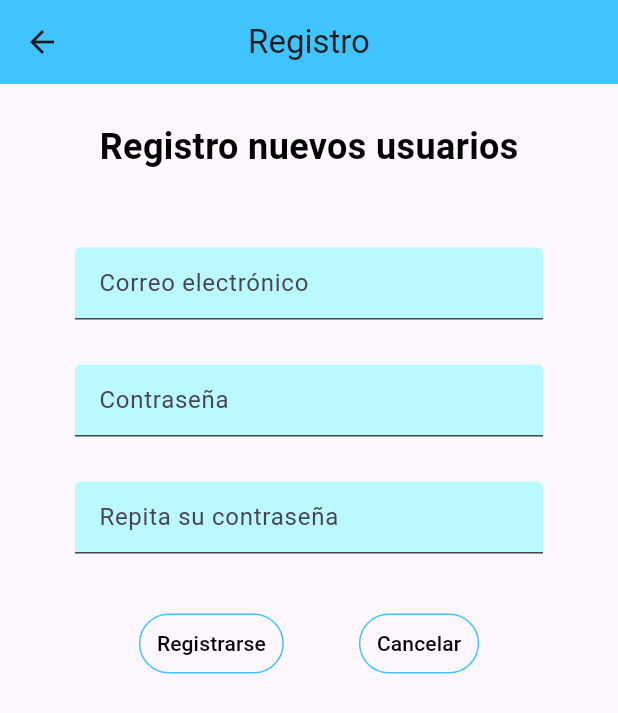
After one commit to carlosgr1992/Examen_PMDM_PSP_CarlosGarciaRamirez, a Flutter app: the RegisterView screen opened by its route, on a phone screen of 412 x 824 dp. The commit adds this screen. Shown: the top 713 px of the screen. Run offline on Flutter 3.47's test engine with Material 3 defaults, Android fonts, the phone set to English and light mode, and no system bars.

Commit message:
PMDM E1,2:Creada clase RegisterView y su navegación desde LoginView

```diff
--- a/lib/MyApp.dart
+++ b/lib/MyApp.dart
@@ -3,6 +3,8 @@ import 'package:examen_pmdm_psp_carlosgarciaramirez/onBoarding/LoginView.dart';
 import 'package:examen_pmdm_psp_carlosgarciaramirez/onBoarding/Splash.dart';
 import 'package:flutter/cupertino.dart';
 import 'package:flutter/material.dart';
+
+import 'onBoarding/RegisterView.dart';
 
 class MyApp extends StatelessWidget {
 
@@ -14,6 +16,7 @@ class MyApp extends StatelessWidget {
         "/splashView": (context) => Splash(),
         "/loginView": (context) => LoginView(),
         "/homeView": (context) => HomeView(),
+        "/registerView": (context) => RegisterView(),
 
     },
     initialRoute: "/loginView",
--- a/lib/onBoarding/LoginView.dart
+++ b/lib/onBoarding/LoginView.dart
@@ -5,8 +5,8 @@ import '../customViews/TextFieldCustom.dart';
 
 class LoginView extends StatelessWidget {
 
-  final TextEditingController emailController = TextEditingController();
-  final TextEditingController passController = TextEditingController();
+  final TextEditingController tecEmailController = TextEditingController();
+  final TextEditingController tecPassController = TextEditingController();
   late BuildContext _context;
 
   @override
@@ -35,11 +35,11 @@ class LoginView extends StatelessWidget {
             SizedBox(height: 80),
             TextFieldCustom(
                 hintText: "Introduzca su usuario",
-                controller: emailController),
+                controller: tecEmailController),
             SizedBox(height: 30),
             TextFieldCustom(
                 hintText: "introduzca contraseña",
-                controller: passController,
+                controller: tecPassController,
                 obscureText: true),
             Row(
               mainAxisAlignment: MainAxisAlignment.center,
@@ -51,7 +51,7 @@ class LoginView extends StatelessWidget {
                 SizedBox(
                   width: 50,
                 ),
-          TextButtonCustom(onPressed: null, text: "Registrar"),
+          TextButtonCustom(onPressed: onClickRegister, text: "Registrar"),
               ],
             )
           ],
@@ -60,6 +60,12 @@ class LoginView extends StatelessWidget {
     );
   }
 
+  void onClickRegister(){
+
+    Navigator.of(_context).popAndPushNamed("/registerView");
+
+  }
+
   void onClickLogin(){
 
     Navigator.of(_context).popAndPushNamed("/homeView");
--- /dev/null
+++ b/lib/onBoarding/RegisterView.dart
@@ -0,0 +1,63 @@
+import 'package:flutter/cupertino.dart';
+import 'package:flutter/material.dart';
+
+import '../customViews/TextButtonCustom.dart';
+import '../customViews/TextFieldCustom.dart';
+
+class RegisterView extends StatelessWidget{
+  late BuildContext _context;
+
+  final TextEditingController tecUser = TextEditingController();
+  final TextEditingController tecPassword = TextEditingController();
+  final TextEditingController tecRepeatPassword = TextEditingController();
+
+
+  @override
+  Widget build(BuildContext context) {
+    _context = context;
+
+    return Scaffold(
+      appBar: AppBar(
+        title: Text("Registro"),
+        centerTitle: true,
+        backgroundColor: Colors.lightBlueAccent,
+      ),
+      body: SingleChildScrollView(
+        child: Column(
+          crossAxisAlignment: CrossAxisAlignment.center,
+          children: [
+            SizedBox(height: 25),
+            Text(
+              "Registro nuevos usuarios",
+              style: TextStyle(
+                fontSize: 24,
+                fontWeight: FontWeight.bold,
+                color: Colors.black,
+              ),
+            ),
+            SizedBox(height: 50),
+            TextFieldCustom(hintText: "Correo electrónico", controller: tecUser),
+            SizedBox(height: 30),
+            TextFieldCustom(hintText: "Contraseña", controller: tecPassword, obscureText: true,),
+            SizedBox(height: 30),
+            TextFieldCustom(hintText: "Repita su contraseña", controller: tecRepeatPassword,obscureText: true,),
+            Row(
+              mainAxisAlignment: MainAxisAlignment.center,
+              children: [
+                SizedBox(
+                  height: 120,
+                ),
+                TextButtonCustom(onPressed: null, text: "Registrarse"),
+                SizedBox(
+                  width: 50,
+                ),
+                TextButtonCustom(onPressed: null, text: "Cancelar")
+              ],
+            )
+          ],
+        ),
+      ),
+    );
+  }
+
+}
```
